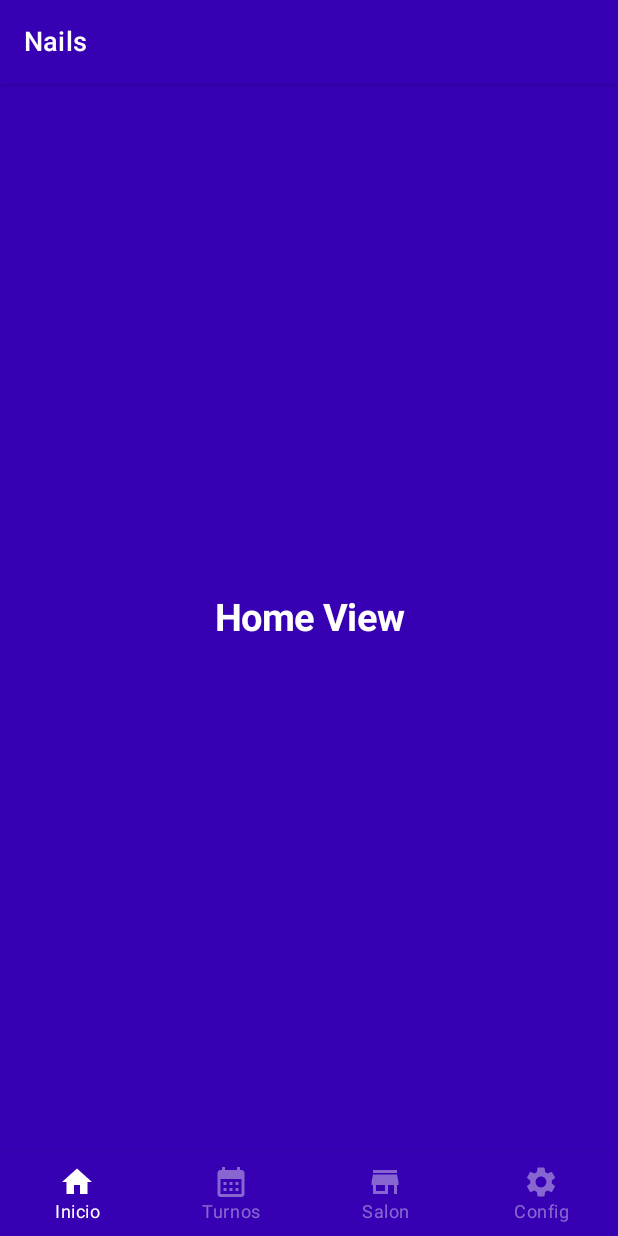
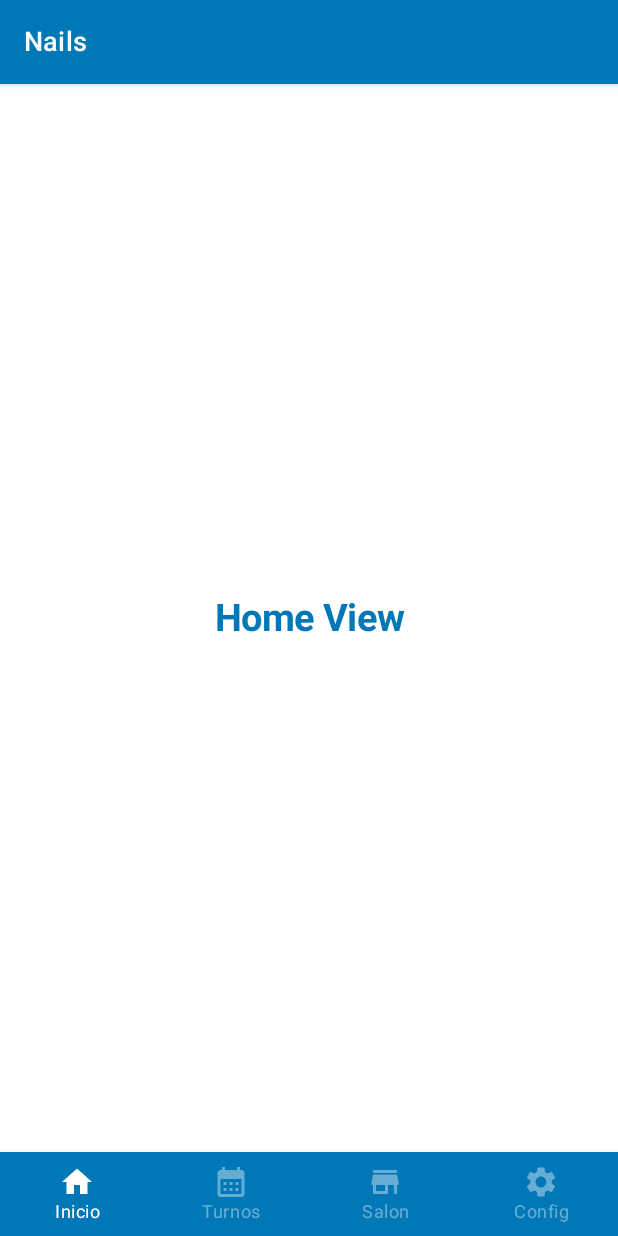
Before and after one commit to juliangg910316/nails_kotlin, an Android app built with Jetpack Compose: the screen it shows after launch (MainActivity), on a phone screen of 412 x 824 dp. Run offline under Robolectric (Android 15) with nearby library versions, the phone set to English and light mode, and no system bars.

```diff
--- a/app/src/main/java/com/juliangg/nails/features/calendar/CalendarDayEvent.kt
+++ b/app/src/main/java/com/juliangg/nails/features/calendar/CalendarDayEvent.kt
@@ -10,7 +10,6 @@ data class CalendarDayEvent(
 ) {
     fun getCalendarDayEventList(): List<KalendarEvent> {
         val kalendarDayEvent: MutableList<KalendarEvent> = mutableListOf()
-        Log.i("TAG", "CalendarScreen: $kalendarDay, $kalendarEventList")
         kalendarDayEvent.clear()
         for (event: KalendarEvent in kalendarEventList) {
             if (event.date == kalendarDay.localDate) {
--- a/app/src/main/java/com/juliangg/nails/features/home/HomeScreen.kt
+++ b/app/src/main/java/com/juliangg/nails/features/home/HomeScreen.kt
@@ -14,19 +14,21 @@ import androidx.compose.ui.text.font.FontWeight
 import androidx.compose.ui.text.style.TextAlign
 import androidx.compose.ui.unit.sp
 import com.juliangg.nails.R
+import com.juliangg.nails.ui.theme.Blue400
+import com.juliangg.nails.ui.theme.Blue800
 
 @Composable
 fun HomeScreen() {
     Column(
         modifier = Modifier
             .fillMaxSize()
-            .background(colorResource(id = R.color.primary))
+            .background(Color.White)
             .wrapContentSize(Alignment.Center)
     ) {
         Text(
             text = "Home View",
             fontWeight = FontWeight.Bold,
-            color = Color.White,
+            color = Blue800,
             modifier = Modifier.align(Alignment.CenterHorizontally),
             textAlign = TextAlign.Center,
             fontSize = 25.sp
--- a/app/src/main/java/com/juliangg/nails/features/store/StoreScreen.kt
+++ b/app/src/main/java/com/juliangg/nails/features/store/StoreScreen.kt
@@ -14,19 +14,21 @@ import androidx.compose.ui.text.font.FontWeight
 import androidx.compose.ui.text.style.TextAlign
 import androidx.compose.ui.unit.sp
 import com.juliangg.nails.R
+import com.juliangg.nails.ui.theme.Blue400
+import com.juliangg.nails.ui.theme.Blue800
 
 @Composable
 fun StoreScreen() {
     Column(
         modifier = Modifier
             .fillMaxSize()
-            .background(colorResource(id = R.color.primary))
+            .background(Color.White)
             .wrapContentSize(Alignment.Center)
     ) {
         Text(
             text = "Store View",
             fontWeight = FontWeight.Bold,
-            color = Color.White,
+            color = Blue800,
             modifier = Modifier.align(Alignment.CenterHorizontally),
             textAlign = TextAlign.Center,
             fontSize = 25.sp
--- a/app/src/main/java/com/juliangg/nails/ui/theme/Color.kt
+++ b/app/src/main/java/com/juliangg/nails/ui/theme/Color.kt
@@ -10,3 +10,14 @@ val Teal200 = Color(0xFF03DAC5)
 val backgroundKalendar = Color(0xFFBB86FC)
 val dayBackgroundKalendar = Color(0xFF6200EE)
 val headerTextKalendar = Color(0xFF03DAC5)
+
+val Blue100 = Color(0xFF72EFDD)
+val Blue200 = Color(0xFF64DFDF)
+val Blue300 = Color(0xFF48BFE3)
+val Blue400 = Color(0xFF4EA8DE)
+val Blue500 = Color(0xFF5E60CE)
+val Blue600 = Color(0xFF00B4D8)
+val Blue700 = Color(0xFF0096C7)
+val Blue800 = Color(0xFF0077B6)
+val Blue900 = Color(0xFF023E8A)
+val Blue1000 = Color(0xFF03045E)
--- a/app/src/main/java/com/juliangg/nails/widgets/BottomNavigationBar.kt
+++ b/app/src/main/java/com/juliangg/nails/widgets/BottomNavigationBar.kt
@@ -13,6 +13,8 @@ import androidx.compose.ui.tooling.preview.Preview
 import androidx.navigation.NavController
 import androidx.navigation.compose.currentBackStackEntryAsState
 import com.juliangg.nails.R
+import com.juliangg.nails.ui.theme.Blue400
+import com.juliangg.nails.ui.theme.Blue800
 
 @Composable
 fun BottomNavigationBar(navController: NavController) {
@@ -22,7 +24,7 @@ fun BottomNavigationBar(navController: NavController) {
         NavigationItem.Store,
         NavigationItem.Setting
     )
-    BottomNavigation(backgroundColor = colorResource(id = R.color.primary), contentColor = Color.White) {
+    BottomNavigation(backgroundColor = Blue800, contentColor = Color.White) {
         val navBackStackEntry by navController.currentBackStackEntryAsState()
         val currentRoute = navBackStackEntry?.destination?.route
         items.forEach { item ->
--- a/app/src/main/java/com/juliangg/nails/widgets/TopBar.kt
+++ b/app/src/main/java/com/juliangg/nails/widgets/TopBar.kt
@@ -9,12 +9,14 @@ import androidx.compose.ui.res.stringResource
 import androidx.compose.ui.tooling.preview.Preview
 import androidx.compose.ui.unit.sp
 import com.juliangg.nails.R
+import com.juliangg.nails.ui.theme.Blue400
+import com.juliangg.nails.ui.theme.Blue800
 
 @Composable
 fun TopBar() {
     TopAppBar(
         title = { Text(text = stringResource(id = R.string.app_name), fontSize = 18.sp)},
-        backgroundColor = colorResource(id = R.color.primary),
+        backgroundColor = Blue800,
         contentColor = Color.White
     )
 }
--- /dev/null
+++ b/app/src/main/res/drawable/ic_baseline_navigate_next_24.xml
@@ -0,0 +1,5 @@
+<vector android:height="24dp" android:tint="#000000"
+    android:viewportHeight="24" android:viewportWidth="24"
+    android:width="24dp" xmlns:android="http://schemas.android.com/apk/res/android">
+    <path android:fillColor="@android:color/white" android:pathData="M10,6L8.59,7.41 13.17,12l-4.58,4.59L10,18l6,-6z"/>
+</vector>
--- /dev/null
+++ b/app/src/main/res/drawable/ic_baseline_timer_24.xml
@@ -0,0 +1,5 @@
+<vector android:height="24dp" android:tint="#000000"
+    android:viewportHeight="24" android:viewportWidth="24"
+    android:width="24dp" xmlns:android="http://schemas.android.com/apk/res/android">
+    <path android:fillColor="@android:color/white" android:pathData="M15,1L9,1v2h6L15,1zM11,14h2L13,8h-2v6zM19.03,7.39l1.42,-1.42c-0.43,-0.51 -0.9,-0.99 -1.41,-1.41l-1.42,1.42C16.07,4.74 14.12,4 12,4c-4.97,0 -9,4.03 -9,9s4.02,9 9,9 9,-4.03 9,-9c0,-2.12 -0.74,-4.07 -1.97,-5.61zM12,20c-3.87,0 -7,-3.13 -7,-7s3.13,-7 7,-7 7,3.13 7,7 -3.13,7 -7,7z"/>
+</vector>
--- a/app/src/main/res/values/colors.xml
+++ b/app/src/main/res/values/colors.xml
@@ -1,11 +1,12 @@
 <?xml version="1.0" encoding="utf-8"?>
 <resources>
     <color name="primary">#3700B3</color>
-    <color name="purple_200">#FFBB86FC</color>
-    <color name="purple_500">#FF6200EE</color>
-    <color name="purple_700">#FF3700B3</color>
-    <color name="teal_200">#FF03DAC5</color>
-    <color name="teal_700">#FF018786</color>
-    <color name="black">#FF000000</color>
-    <color name="white">#FFFFFFFF</color>
+    <color name="status_bar">#0077B6</color>
+    <color name="purple_200">#BB86FC</color>
+    <color name="purple_500">#6200EE</color>
+    <color name="purple_700">#3700B3</color>
+    <color name="teal_200">#03DAC5</color>
+    <color name="teal_700">#018786</color>
+    <color name="black">#000000</color>
+    <color name="white">#FFFFFF</color>
 </resources>
--- a/app/src/main/res/values/themes.xml
+++ b/app/src/main/res/values/themes.xml
@@ -2,6 +2,6 @@
 <resources>
 
     <style name="Theme.Nails" parent="android:Theme.Material.Light.NoActionBar">
-        <item name="android:statusBarColor">@color/purple_700</item>
+        <item name="android:statusBarColor">@color/status_bar</item>
     </style>
 </resources>
```
Also changed, not shown: app/src/main/java/com/juliangg/nails/features/calendar/CalendarScreen.kt (+74 -19 lines), app/src/main/java/com/juliangg/nails/features/calendar/CalendarViewModel.kt (+14 -6 lines), app/src/main/java/com/juliangg/nails/features/setting/SettingScreen.kt (+5 -2 lines), app/src/main/java/com/juliangg/nails/widgets/CompleteDialogContent.kt (added, +106 -0 lines).
